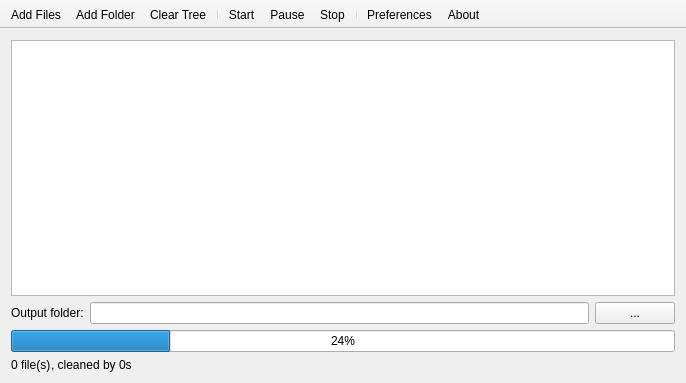
Old version of the form src/mainwindow.ui in the repository RazrFalcon/svgcleaner-gui.
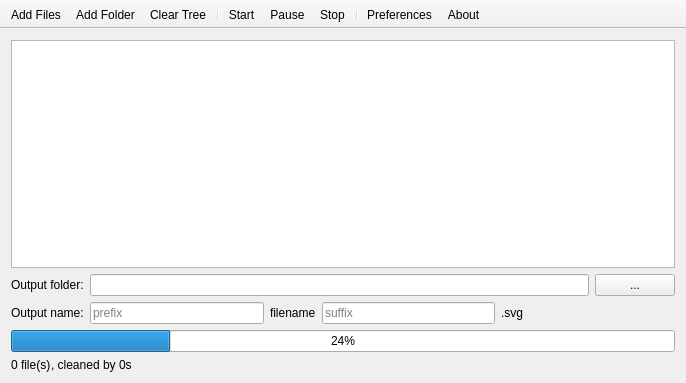
New version of the form. Icons and pictures are not drawn. Custom widgets are drawn as their Qt base class.

Diff of the .ui file:
```diff
--- a/src/mainwindow.ui
+++ b/src/mainwindow.ui
@@ -80,6 +80,65 @@
       </layout>
      </widget>
     </item>
+    <item>
+     <widget class="QWidget" name="widgetSameFolder" native="true">
+      <layout class="QHBoxLayout" name="horizontalLayout_3">
+       <property name="leftMargin">
+        <number>0</number>
+       </property>
+       <property name="topMargin">
+        <number>0</number>
+       </property>
+       <property name="rightMargin">
+        <number>0</number>
+       </property>
+       <property name="bottomMargin">
+        <number>0</number>
+       </property>
+       <item>
+        <widget class="QLabel" name="label_2">
+         <property name="text">
+          <string>Output name:</string>
+         </property>
+        </widget>
+       </item>
+       <item>
+        <widget class="QLineEdit" name="lineEditFilePrefix">
+         <property name="placeholderText">
+          <string>prefix</string>
+         </property>
+        </widget>
+       </item>
+       <item>
+        <widget class="QLabel" name="label_3">
+         <property name="text">
+          <string>filename</string>
+         </property>
+        </widget>
+       </item>
+       <item>
+        <widget class="QLineEdit" name="lineEditFileSuffix">
+         <property name="placeholderText">
+          <string>suffix</string>
+         </property>
+        </widget>
+       </item>
+       <item>
+        <widget class="QLabel" name="label_4">
+         <property name="sizePolicy">
+          <sizepolicy hsizetype="Expanding" vsizetype="Preferred">
+           <horstretch>0</horstretch>
+           <verstretch>0</verstretch>
+          </sizepolicy>
+         </property>
+         <property name="text">
+          <string>.svg</string>
+         </property>
+        </widget>
+       </item>
+      </layout>
+     </widget>
+    </item>
     <item>
      <widget class="QProgressBar" name="progressBar">
       <property name="value">
```
